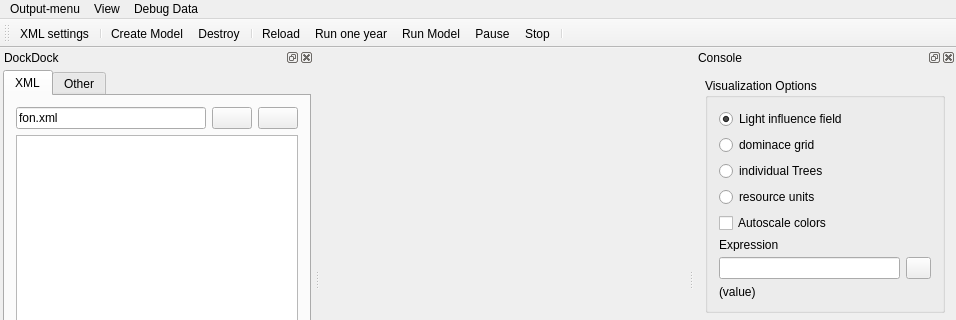
Old version of the form src/iland/mainwindow.ui in the repository edfm-tum/iland-model; both pictures show x 0 to 956 and y 0 to 320 of the 956 by 748 pixel window.
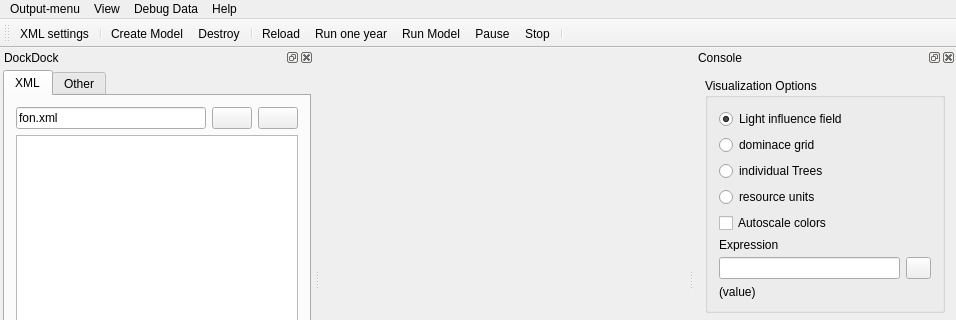
New version of the form. Icons and pictures are not drawn. Custom widgets are drawn as their Qt base class.

Diff of the .ui file:
```diff
--- a/src/iland/mainwindow.ui
+++ b/src/iland/mainwindow.ui
@@ -78,9 +78,17 @@
     <addaction name="actionWater_Output"/>
     <addaction name="actionDynamic_Output"/>
    </widget>
+   <widget class="QMenu" name="menuHelp">
+    <property name="title">
+     <string>Help</string>
+    </property>
+    <addaction name="actionOnline_ressources"/>
+    <addaction name="actionAbout"/>
+   </widget>
    <addaction name="menuOutput_menu"/>
    <addaction name="menuView"/>
    <addaction name="menuDebug_Data"/>
+   <addaction name="menuHelp"/>
   </widget>
   <widget class="QToolBar" name="mainToolBar">
    <property name="iconSize">
```
Left out of the diff: 26 changed lines with no effect on the pictures.
